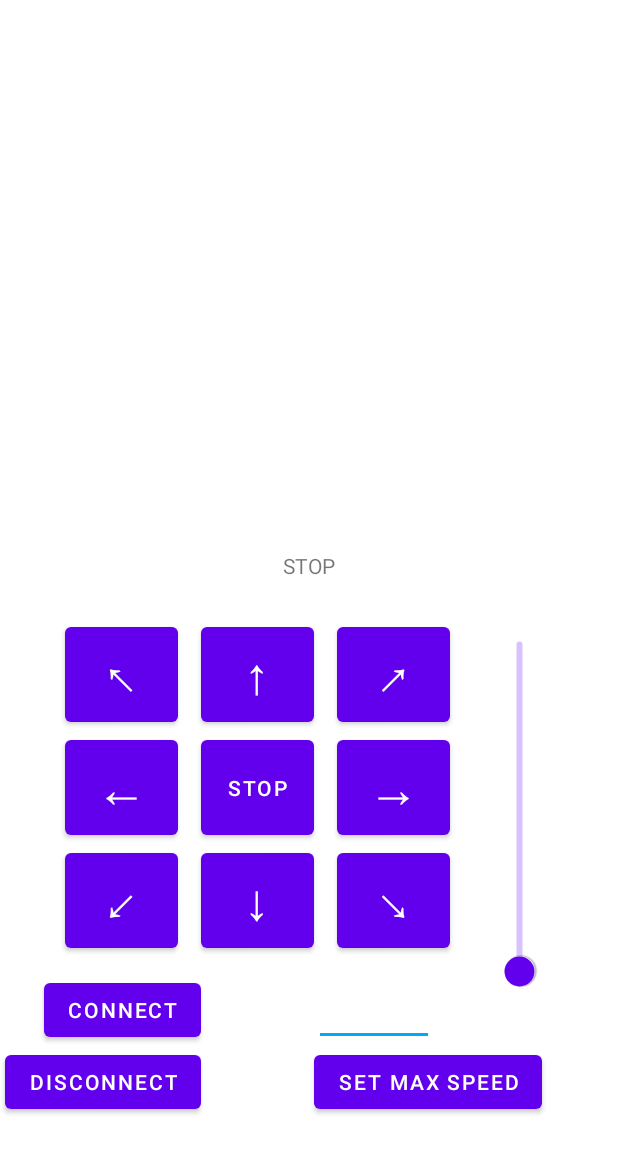
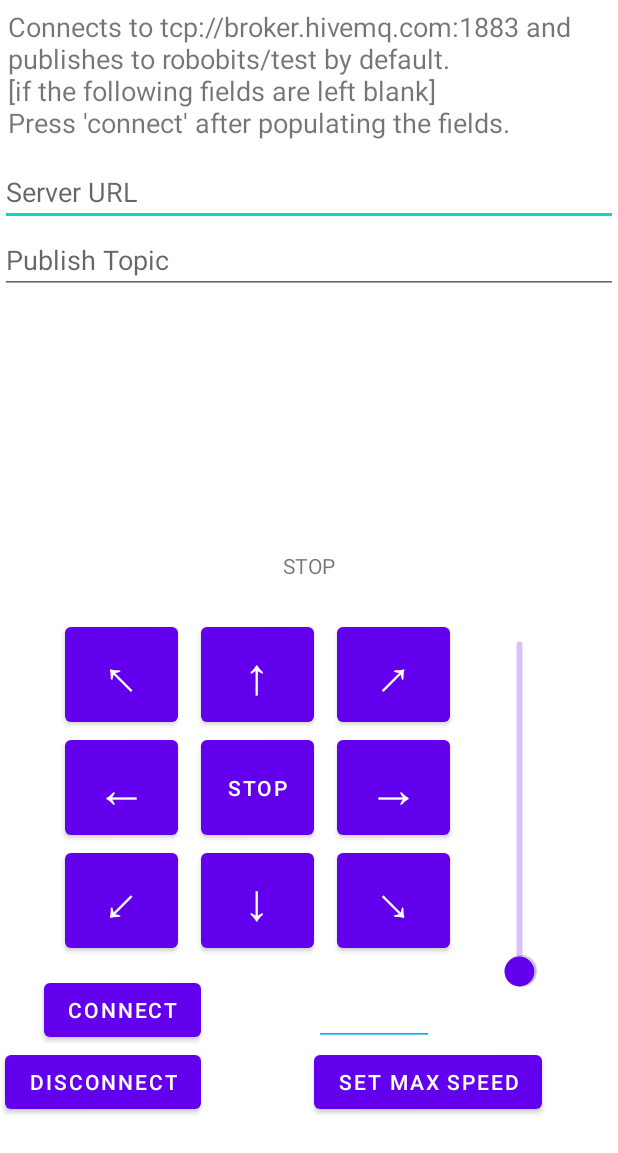
Before and after one commit to unlaxedneurotic/robocontroller, an Android app: the layout activity_main.xml on its own in the app's theme, with its tools: preview values and no code run, on a phone screen of 412 x 824 dp. Shown: the top 1153 px of the screen. Run offline under Robolectric (Android 15) with nearby library versions, the phone set to English and light mode, and no system bars.

Commit message:
final protype edit

```diff
--- a/app/src/main/res/layout/activity_main.xml
+++ b/app/src/main/res/layout/activity_main.xml
@@ -6,8 +6,41 @@
     android:layout_height="match_parent"
     tools:context=".MainActivity">
 
-
-
+    <TextView
+        android:id="@+id/description"
+        android:layout_width="match_parent"
+        android:layout_height="100dp"
+        android:text="Connects to tcp://broker.hivemq.com:1883 and publishes to robobits/test by default.
+        \n[if the following fields are left blank]
+        \nPress 'connect' after populating the fields."
+        android:layout_marginTop="5dp"
+        android:layout_marginLeft="5dp"
+        android:layout_marginRight="5dp"
+        app:layout_constraintTop_toTopOf="parent"
+        app:layout_constraintLeft_toLeftOf="parent"
+        app:layout_constraintRight_toRightOf="parent"
+        android:textSize="18dp"
+        />
+    <EditText
+        android:id="@+id/server_url"
+        android:layout_width="match_parent"
+        android:layout_height="40dp"
+        android:hint="Server URL"
+        android:layout_marginTop="5dp"
+        app:layout_constraintTop_toBottomOf="@id/description"
+        app:layout_constraintLeft_toLeftOf="parent"
+        android:inputType="textUri"
+        />
+    <EditText
+        android:id="@+id/topic_text"
+        android:layout_width="match_parent"
+        android:layout_height="40dp"
+        app:layout_constraintTop_toBottomOf="@id/server_url"
+        app:layout_constraintLeft_toLeftOf="parent"
+        android:hint="Publish Topic"
+        android:layout_marginTop="5dp"
+        android:inputType="text"
+        />
     <EditText
         android:id="@+id/set_speed_val_display"
         android:layout_width="80dp"
@@ -167,4 +200,6 @@
         app:layout_constraintStart_toEndOf="@+id/button_stop" />
 
 
+
+
 </androidx.constraintlayout.widget.ConstraintLayout>
--- a/build.gradle
+++ b/build.gradle
@@ -6,7 +6,7 @@ buildscript {
         mavenCentral()
     }
     dependencies {
-        classpath "com.android.tools.build:gradle:4.2.1"
+        classpath 'com.android.tools.build:gradle:4.2.2'
         classpath "org.jetbrains.kotlin:kotlin-gradle-plugin:$kotlin_version"
 
         // NOTE: Do not place your application dependencies here; they belong
```
Also changed, not shown: app/src/main/java/com/example/robocontroller/MainActivity.kt (+21 -13 lines).
